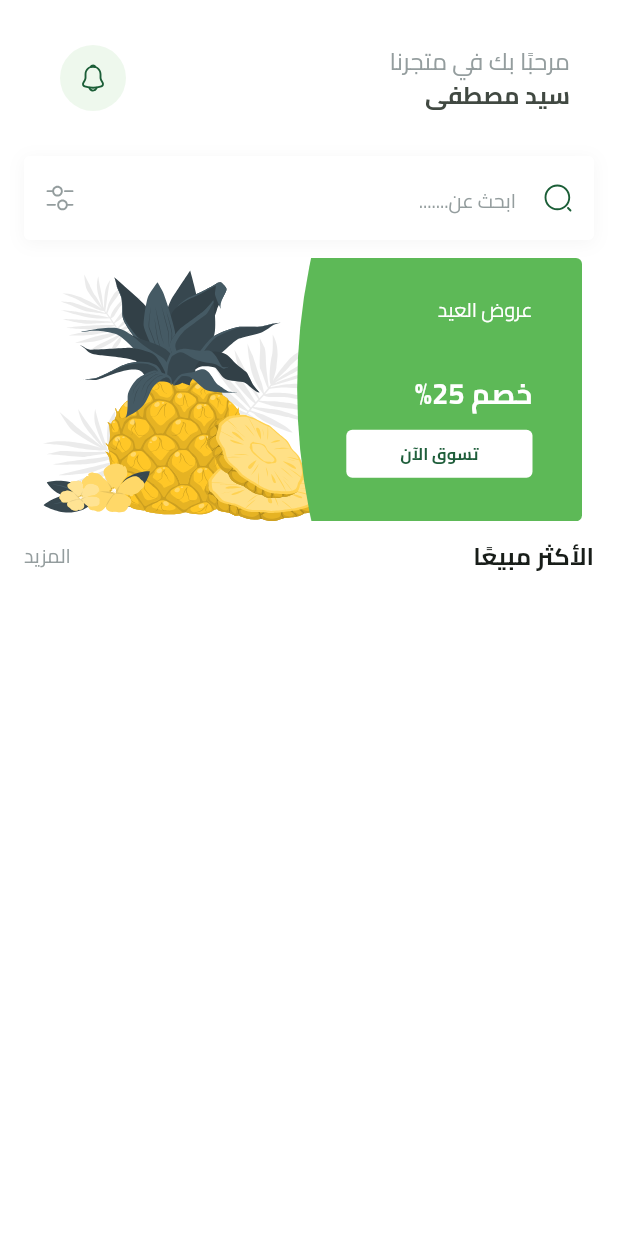
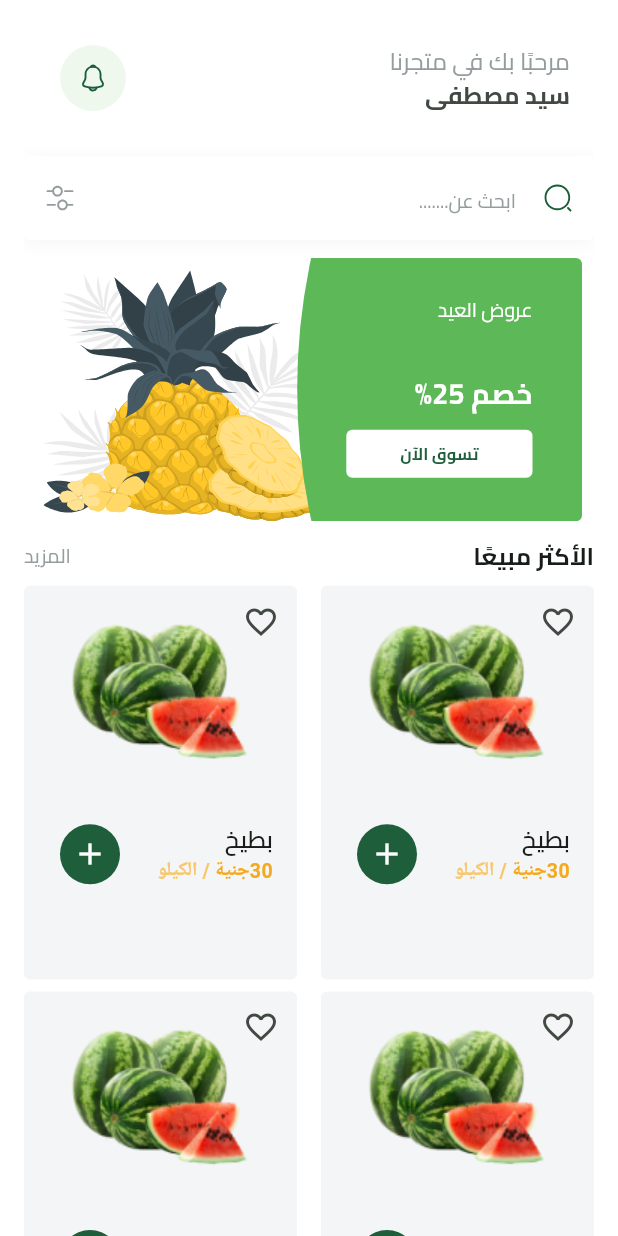
Before and after one commit to sayedmostaf/fruits_hub, a Flutter app: the HomeViewBody widget shown alone on an empty page, opened directly, on a phone screen of 412 x 824 dp. Run offline on Flutter 3.47's test engine with Material 3 defaults, Android fonts, the phone set to English and light mode, and no system bars; our stand-ins replace bloc, cloud_firestore, dartz, dots_indicator, firebase_auth, firebase_core and 7 more; missing offline and left inert: flutter_facebook_auth; accounts and stored records are empty; network calls fail.

Commit message:
add BestSellingGridView and FruitItem widgets for enhanced product display

```diff
--- a/lib/core/utils/app_colors.dart
+++ b/lib/core/utils/app_colors.dart
@@ -4,4 +4,5 @@ class AppColors {
   static const Color primaryColor = Color(0xff1F5E3B);
   static const Color lightPrimaryColor = Color(0xFF2D9F5D);
   static const Color secondaryColor = Color(0xFFF4A91F);
+  static const Color lightSecondaryColor = Color(0xFFF8C76D);
 }
--- /dev/null
+++ b/lib/features/home/presentation/views/widgets/best_selling_grid_view.dart
@@ -0,0 +1,21 @@
+import 'package:flutter/material.dart';
+import 'package:fruits_hub/features/home/presentation/views/widgets/fruit_item.dart';
+
+class BestSellingGridView extends StatelessWidget {
+  const BestSellingGridView({super.key});
+
+  @override
+  Widget build(BuildContext context) {
+    return SliverGrid.builder(
+      gridDelegate: SliverGridDelegateWithFixedCrossAxisCount(
+        crossAxisCount: 2,
+        childAspectRatio: 163 / 235,
+        mainAxisSpacing: 8,
+        crossAxisSpacing: 16,
+      ),
+      itemBuilder: (context, index) {
+        return FruitItem();
+      },
+    );
+  }
+}
--- /dev/null
+++ b/lib/features/home/presentation/views/widgets/fruit_item.dart
@@ -0,0 +1,81 @@
+import 'package:flutter/material.dart';
+import 'package:fruits_hub/core/utils/app_colors.dart';
+import 'package:fruits_hub/core/utils/app_images.dart';
+import 'package:fruits_hub/core/utils/app_text_styles.dart';
+
+class FruitItem extends StatelessWidget {
+  const FruitItem({super.key});
+
+  @override
+  Widget build(BuildContext context) {
+    return Container(
+      decoration: ShapeDecoration(
+        color: Color(0xFFF3F5F7),
+        shape: RoundedRectangleBorder(borderRadius: BorderRadius.circular(4)),
+      ),
+      child: Stack(
+        children: [
+          Positioned(
+            top: 0,
+            right: 0,
+            child: IconButton(
+              onPressed: () {},
+              icon: Icon(Icons.favorite_outline),
+            ),
+          ),
+          Positioned.fill(
+            child: Column(
+              children: [
+                SizedBox(height: 20),
+                Image.asset(Assets.imagesWatermelonTest),
+                const SizedBox(height: 24),
+                ListTile(
+                  title: Text(
+                    'بطيخ',
+                    textAlign: TextAlign.right,
+                    style: TextStyles.semiBold16,
+                  ),
+                  subtitle: Text.rich(
+                    TextSpan(
+                      children: [
+                        TextSpan(
+                          text: '30جنية ',
+                          style: TextStyles.bold13.copyWith(
+                            color: AppColors.secondaryColor,
+                          ),
+                        ),
+                        TextSpan(
+                          text: '/',
+                          style: TextStyles.bold13.copyWith(
+                            color: AppColors.lightSecondaryColor,
+                          ),
+                        ),
+                        TextSpan(
+                          text: ' ',
+                          style: TextStyles.semiBold13.copyWith(
+                            color: AppColors.secondaryColor,
+                          ),
+                        ),
+                        TextSpan(
+                          text: 'الكيلو',
+                          style: TextStyles.semiBold13.copyWith(
+                            color: AppColors.lightSecondaryColor,
+                          ),
+                        ),
+                      ],
+                    ),
+                    textAlign: TextAlign.right,
+                  ),
+                  trailing: CircleAvatar(
+                    backgroundColor: AppColors.primaryColor,
+                    child: Icon(Icons.add, color: Colors.white),
+                  ),
+                ),
+              ],
+            ),
+          ),
+        ],
+      ),
+    );
+  }
+}
--- a/lib/features/home/presentation/views/widgets/home_view_body.dart
+++ b/lib/features/home/presentation/views/widgets/home_view_body.dart
@@ -1,6 +1,7 @@
 import 'package:flutter/material.dart';
 import 'package:fruits_hub/constants.dart';
 import 'package:fruits_hub/core/widgets/search_text_field.dart';
+import 'package:fruits_hub/features/home/presentation/views/widgets/best_selling_grid_view.dart';
 import 'package:fruits_hub/features/home/presentation/views/widgets/best_selling_header.dart';
 import 'package:fruits_hub/features/home/presentation/views/widgets/custom_home_app_bar.dart';
 import 'package:fruits_hub/features/home/presentation/views/widgets/featured_list.dart';
@@ -25,9 +26,11 @@ class HomeViewBody extends StatelessWidget {
                 FeaturedList(),
                 SizedBox(height: 12),
                 BestSellingHeader(),
+                SizedBox(height: 8),
               ],
             ),
           ),
+          BestSellingGridView(),
         ],
       ),
     );
```
